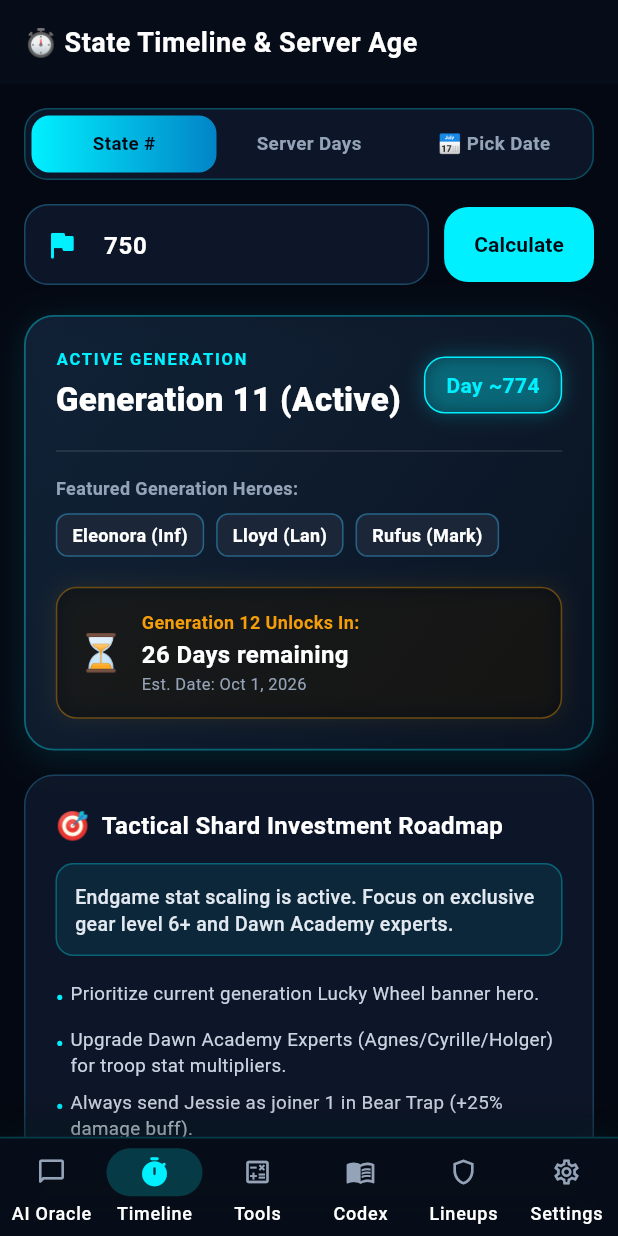
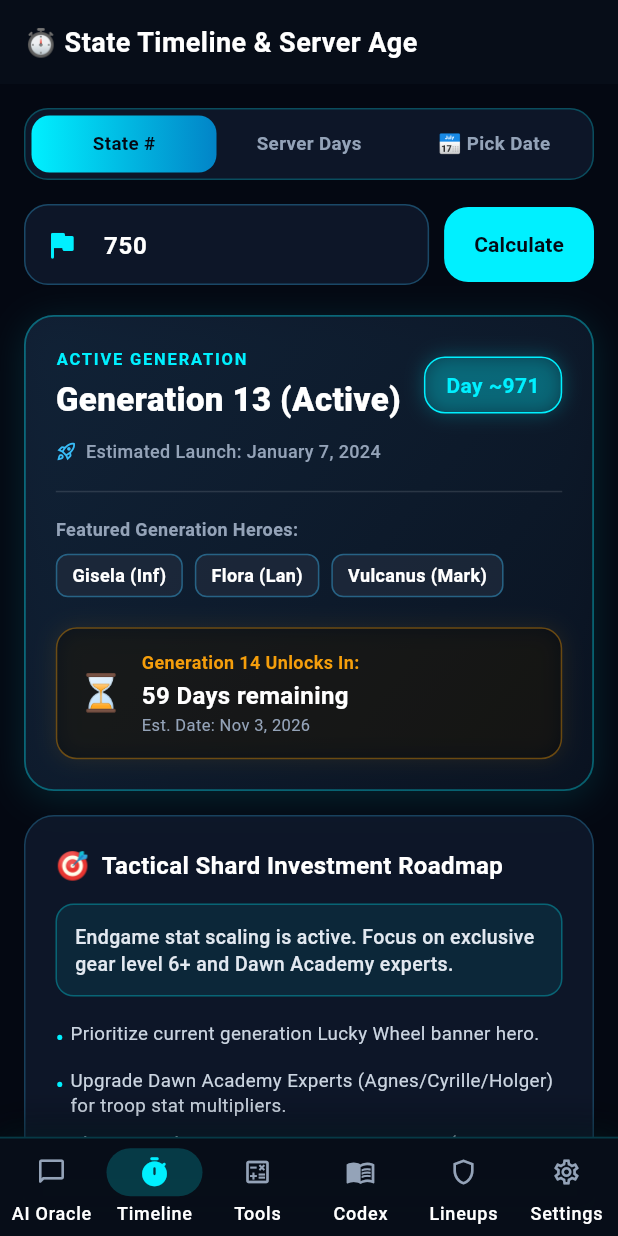
Before and after one commit to Zcross091/frosty-wos-ai, a Flutter app: the screen it shows after launch, item 2 of the bottom bar chosen, on a phone screen of 412 x 824 dp. Run offline on Flutter 3.47's test engine with Material 3 defaults, Android fonts, the light colour scheme and no system bars; our stand-ins replace flutter_markdown, flutter_spinkit, shared_preferences; network calls fail; Roboto replaces fonts that are missing (Outfit).

Commit message:
Calibrate state age and timeline calculation using 41 verified server anchors and accurate Gen 15/16 schedule

```diff
--- a/device/mobile/lib/models/state_calculation.dart
+++ b/device/mobile/lib/models/state_calculation.dart
@@ -21,6 +21,7 @@ class StateMilestone {
 class StateCalculation {
   final int? stateNumber;
   final int ageInDays;
+  final DateTime? estimatedLaunchDate;
   final int currentGeneration;
   final String currentGenLabel;
   final List<String> activeHeroes;
@@ -34,6 +35,7 @@ class StateCalculation {
   const StateCalculation({
     this.stateNumber,
     required this.ageInDays,
+    this.estimatedLaunchDate,
     required this.currentGeneration,
     required this.currentGenLabel,
     required this.activeHeroes,
--- a/device/mobile/lib/screens/state_age_screen.dart
+++ b/device/mobile/lib/screens/state_age_screen.dart
@@ -319,6 +319,23 @@ class _StateAgeScreenState extends State<StateAgeScreen> {
                 ),
               ],
             ),
+            if (calc.estimatedLaunchDate != null) ...[
+              const SizedBox(height: 10),
+              Row(
+                children: [
+                  const Icon(Icons.rocket_launch_outlined, color: Color(0xFF38BDF8), size: 14),
+                  const SizedBox(width: 6),
+                  Text(
+                    'Estimated Launch: ${DateFormat('MMMM d, yyyy').format(calc.estimatedLaunchDate!)}',
+                    style: const TextStyle(
+                      color: Color(0xFF94A3B8),
+                      fontSize: 12,
+                      fontWeight: FontWeight.w500,
+                    ),
+                  ),
+                ],
+              ),
+            ],
             const SizedBox(height: 18),
             const Divider(height: 1, color: Colors.white12),
             const SizedBox(height: 16),
--- a/device/mobile/lib/services/state_age_service.dart
+++ b/device/mobile/lib/services/state_age_service.dart
@@ -5,25 +5,25 @@ class StateAgeService {
   // Estimated base launch reference for Whiteout Survival State 1 (approx Feb 14, 2023)
   static final DateTime state1LaunchDate = DateTime(2023, 2, 14);
 
-  // Generation Day Milestones
+  // Generation Day Milestones (Calibrated to live server progression, State 266 @ Gen 15)
   static final Map<int, int> generationUnlockDays = {
     1: 0,
     2: 40,
     3: 120,
-    4: 180,
-    5: 250,
-    6: 320,
-    7: 400,
-    8: 480,
-    9: 560,
-    10: 640,
-    11: 720,
-    12: 800,
-    13: 880,
-    14: 960,
-    15: 1040,
-    16: 1160,
-    17: 1240,
+    4: 195,
+    5: 270,
+    6: 360,
+    7: 440,
+    8: 520,
+    9: 600,
+    10: 700,
+    11: 800,
+    12: 870,
+    13: 951,
+    14: 1030,
+    15: 1115,
+    16: 1220,
+    17: 1280,
   };
 
   static final Map<int, List<String>> generationHeroes = {
@@ -230,25 +230,18 @@ class StateAgeService {
       'description': 'Refined Crystal economy expansion; structure and unit mastery for FC 9 and FC 10.'
     },
     {
-      'day': 550,
+      'day': 600,
       'title': 'Generation 9 Heroes (Magnus / Fred / Xura)',
       'category': 'Hero',
       'icon': '⚔️',
       'description': 'Magnus on Lucky Wheel, Fred lancer flanking DPS, Xura marksman.'
     },
     {
-      'day': 620,
+      'day': 700,
       'title': 'Generation 10 Heroes (Blanchette / Gregory / Freya)',
       'category': 'Hero',
       'icon': '🏹',
       'description': 'Blanchette on Lucky Wheel (premier PvE carry), Gregory troop HP buffer.'
-    },
-    {
-      'day': 690,
-      'title': 'Generation 11 Heroes (Eleonora / Lloyd / Rufus)',
-      'category': 'Hero',
-      'icon': '🛡️',
-      'description': 'Eleonora on Lucky Wheel, Rufus heavy armor shredder.'
     },
     {
       'day': 750,
@@ -258,42 +251,49 @@ class StateAgeService {
       'description': 'Supreme Tier 12 troops and Apex Fire Crystal mastery.'
     },
     {
-      'day': 760,
+      'day': 800,
+      'title': 'Generation 11 Heroes (Eleonora / Lloyd / Rufus)',
+      'category': 'Hero',
+      'icon': '🛡️',
+      'description': 'Eleonora on Lucky Wheel, Rufus heavy armor shredder.'
+    },
+    {
+      'day': 870,
       'title': 'Generation 12 Heroes (Ligeia / Hervor / Karol)',
       'category': 'Hero',
       'icon': '🎯',
       'description': 'Ligeia on Lucky Wheel (Bear Trap top carry), Hervor rally anchor.'
     },
     {
-      'day': 830,
+      'day': 951,
       'title': 'Generation 13 Heroes (Gisela / Flora / Vulcanus)',
       'category': 'Hero',
       'icon': '🛡️',
       'description': 'Gisela on Lucky Wheel, Vulcanus explosive burst.'
     },
     {
-      'day': 900,
+      'day': 1030,
       'title': 'Generation 14 Heroes (Cara / Elif / Dominic)',
       'category': 'Hero',
       'icon': '🏹',
       'description': 'Cara on Lucky Wheel, Elif defense wall.'
     },
     {
-      'day': 960,
+      'day': 1115,
       'title': 'Generation 15 Heroes (Hank / Estrella / Viveca)',
       'category': 'Hero',
       'icon': '👑',
       'description': 'Hank on Lucky Wheel tank, Viveca marksman.'
     },
     {
-      'day': 1160,
+      'day': 1220,
       'title': 'Generation 16 Heroes (Seigel / Ursar / Aisling)',
       'category': 'Hero',
       'icon': '🛡️',
       'description': 'Seigel (Kinetic Reflect), Aisling (High Velocity Sniper), Ursar (HoH Lancer).'
     },
     {
-      'day': 1240,
+      'day': 1280,
       'title': 'Generation 17 Heroes (Aiden / Bertha / Eleanor)',
       'category': 'Hero',
       'icon': '⚡',
@@ -301,48 +301,100 @@ class StateAgeService {
     },
   ];
 
-  /// Estimates the historical opening date of a State based on server rollout pace
+  // Calibrated Whiteout Survival Historical Launch Anchor Points (State Number, Launch Date UTC)
+  static final List<MapEntry<int, DateTime>> stateLaunchAnchors = [
+    MapEntry(1, DateTime.utc(2023, 2, 14, 0, 0, 0)),
+    MapEntry(60, DateTime.utc(2023, 3, 19, 13, 15, 2)),
+    MapEntry(80, DateTime.utc(2023, 4, 2, 8, 30, 1)),
+    MapEntry(91, DateTime.utc(2023, 4, 11, 0, 30, 1)),
+    MapEntry(120, DateTime.utc(2023, 5, 5, 4, 30, 2)),
+    MapEntry(140, DateTime.utc(2023, 5, 22, 1, 0, 1)),
+    MapEntry(195, DateTime.utc(2023, 6, 25, 15, 45, 1)),
+    MapEntry(210, DateTime.utc(2023, 7, 2, 5, 45, 2)),
+    MapEntry(225, DateTime.utc(2023, 7, 7, 15, 0, 2)),
+    MapEntry(240, DateTime.utc(2023, 7, 13, 1, 5, 2)),
+    MapEntry(266, DateTime.utc(2023, 7, 21, 10, 35, 3)),
+    MapEntry(300, DateTime.utc(2023, 8, 2, 13, 35, 3)),
+    MapEntry(350, DateTime.utc(2023, 8, 20, 7, 35, 3)),
+    MapEntry(380, DateTime.utc(2023, 8, 28, 10, 25, 3)),
+    MapEntry(390, DateTime.utc(2023, 8, 31, 15, 0, 2)),
+    MapEntry(480, DateTime.utc(2023, 10, 10, 15, 15, 3)),
+    MapEntry(500, DateTime.utc(2023, 10, 19, 14, 35, 3)),
+    MapEntry(542, DateTime.utc(2023, 11, 3, 10, 25, 2)),
+    MapEntry(600, DateTime.utc(2023, 11, 22, 17, 45, 2)),
+    MapEntry(700, DateTime.utc(2023, 12, 25, 14, 15, 1)),
+    MapEntry(800, DateTime.utc(2024, 1, 21, 3, 15, 1)),
+    MapEntry(900, DateTime.utc(2024, 2, 21, 11, 55, 2)),
+    MapEntry(1000, DateTime.utc(2024, 3, 25, 5, 5, 2)),
+    MapEntry(1200, DateTime.utc(2024, 5, 17, 16, 0, 2)),
+    MapEntry(1400, DateTime.utc(2024, 7, 2, 5, 40, 3)),
+    MapEntry(1600, DateTime.utc(2024, 8, 15, 18, 45, 4)),
+    MapEntry(1800, DateTime.utc(2024, 9, 25, 19, 15, 2)),
+    MapEntry(2000, DateTime.utc(2024, 11, 1, 16, 15, 2)),
+    MapEntry(2200, DateTime.utc(2024, 12, 12, 17, 15, 2)),
+    MapEntry(2500, DateTime.utc(2025, 2, 2, 9, 30, 2)),
+    MapEntry(2800, DateTime.utc(2025, 4, 19, 2, 15, 3)),
+    MapEntry(3000, DateTime.utc(2025, 6, 10, 12, 0, 2)),
+    MapEntry(3200, DateTime.utc(2025, 7, 26, 7, 15, 2)),
+    MapEntry(3500, DateTime.utc(2025, 9, 26, 17, 0, 2)),
+    MapEntry(3800, DateTime.utc(2025, 12, 8, 13, 45, 2)),
+    MapEntry(4000, DateTime.utc(2026, 1, 18, 0, 2, 2)),
+    MapEntry(4100, DateTime.utc(2026, 2, 10, 20, 45, 3)),
+    MapEntry(4200, DateTime.utc(2026, 3, 12, 13, 0, 5)),
+    MapEntry(4300, DateTime.utc(2026, 4, 17, 13, 45, 17)),
+    MapEntry(4400, DateTime.utc(2026, 5, 23, 15, 0, 11)),
+    MapEntry(4500, DateTime.utc(2026, 6, 27, 10, 58, 8)),
+    MapEntry(4600, DateTime.utc(2026, 8, 7, 20, 15, 9)),
+    MapEntry(4670, DateTime.utc(2026, 9, 4, 10, 45, 9)),
+  ];
+
+  /// Estimates the historical opening date of a State using calibrated piecewise interpolation
   static DateTime estimateStateLaunchDate(int stateNumber) {
-    double offsetDays = 0;
-    if (stateNumber <= 1) {
-      offsetDays = 0;
-    } else if (stateNumber <= 100) {
-      offsetDays = stateNumber * 1.0;
-    } else if (stateNumber <= 500) {
-      offsetDays = 100 + (stateNumber - 100) * 0.625;
-    } else if (stateNumber <= 1000) {
-      offsetDays = 350 + (stateNumber - 500) * 0.70;
-    } else if (stateNumber <= 1500) {
-      offsetDays = 700 + (stateNumber - 1000) * 0.50;
-    } else if (stateNumber <= 2000) {
-      offsetDays = 950 + (stateNumber - 1500) * 0.40;
-    } else {
-      offsetDays = 1150 + (stateNumber - 2000) * 0.35;
+    if (stateNumber <= stateLaunchAnchors.first.key) {
+      return stateLaunchAnchors.first.value;
     }
 
-    return state1LaunchDate.add(Duration(days: offsetDays.round()));
+    for (int i = 0; i < stateLaunchAnchors.length - 1; i++) {
+      final s1 = stateLaunchAnchors[i].key;
+      final d1 = stateLaunchAnchors[i].value;
+      final s2 = stateLaunchAnchors[i + 1].key;
+      final d2 = stateLaunchAnchors[i + 1].value;
+
+      if (stateNumber >= s1 && stateNumber <= s2) {
+        final ratio = (stateNumber - s1) / (s2 - s1);
+        final deltaMs = d2.difference(d1).inMilliseconds;
+        return d1.add(Duration(milliseconds: (ratio * deltaMs).round()));
+      }
+    }
+
+    // Extrapolate beyond latest anchor using modern cadence (~0.40 days / ~9.6 hours per state)
+    final last = stateLaunchAnchors.last;
+    final prev = stateLaunchAnchors[stateLaunchAnchors.length - 2];
+    final msPerState = last.value.difference(prev.value).inMilliseconds / (last.key - prev.key);
+    return last.value.add(Duration(milliseconds: ((stateNumber - last.key) * msPerState).round()));
   }
 
-  /// Calculates State Age and Generation from a State Number (1 - 2500+)
+  /// Calculates State Age and Generation from a State Number (1 - 5000+)
   static StateCalculation calculateFromStateNumber(int stateNumber) {
     final launchDate = estimateStateLaunchDate(stateNumber);
-    final ageInDays = DateTime.now().difference(launchDate).inDays.clamp(1, 3000);
-    return _buildCalculation(ageInDays: ageInDays, stateNumber: stateNumber);
+    final ageInDays = DateTime.now().difference(launchDate).inDays.clamp(0, 3000);
+    return _buildCalculation(ageInDays: ageInDays, stateNumber: stateNumber, launchDate: launchDate);
   }
 
   /// Calculates State Age and Generation from an exact server start date
   static StateCalculation calculateFromDate(DateTime startDate) {
     int ageInDays = DateTime.now().difference(startDate).inDays;
     if (ageInDays < 0) ageInDays = 0;
-    return _buildCalculation(ageInDays: ageInDays);
+    return _buildCalculation(ageInDays: ageInDays, launchDate: startDate);
   }
 
   /// Calculates State Age from direct day count input
   static StateCalculation calculateFromDays(int days) {
-    return _buildCalculation(ageInDays: days.clamp(0, 3000));
+    final launchDate = DateTime.now().subtract(Duration(days: days));
+    return _buildCalculation(ageInDays: days.clamp(0, 3000), launchDate: launchDate);
   }
 
-  static StateCalculation _buildCalculation({required int ageInDays, int? stateNumber}) {
+  static StateCalculation _buildCalculation({required int ageInDays, int? stateNumber, DateTime? launchDate}) {
     int maxGen = 17;
     final availableGens = KnowledgeService.getAvailableGenerations();
     if (availableGens.isNotEmpty && availableGens.first > maxGen) {
@@ -353,7 +405,7 @@ class StateAgeService {
       if (generationUnlockDays.containsKey(gen)) {
         return generationUnlockDays[gen]!;
       }
-      return 1240 + (gen - 17) * 80;
+      return 1280 + (gen - 17) * 80;
     }
 
     int currentGen = 1;
@@ -449,7 +501,7 @@ class StateAgeService {
         'Seigel (Infantry): Reflects 25% damage and heals via Blacklight Halberd.',
         'Aisling (Marksman): Highest siege lethal multiplier in game history.',
         'Ursar (Lancer): Hall of Heroes Marks of Valor exclusive support.',
-        'Prepare shards and Lucky Wheel spins for Gen 17 Aiden (Day 1240+).'
+        'Prepare shards and Lucky Wheel spins for Gen 17 Aiden (Day 1280+).'
       ];
     } else if (currentGen == 17) {
       tacticalAdvice = 'GENERATION 17 ACTIVE (Apex 2,450% Multipliers). Aiden (Kinetic Aegis) & Eleanor (Armor Shred) dominate the meta.';
@@ -473,6 +525,7 @@ class StateAgeService {
     return StateCalculation(
       stateNumber: stateNumber,
       ageInDays: ageInDays,
+      estimatedLaunchDate: launchDate,
       currentGeneration: currentGen,
       currentGenLabel: 'Generation $currentGen (${currentGen >= 16 ? 'Endgame Legendary' : 'Active'})',
       activeHeroes: activeHeroes,
```
Also changed, not shown: state_timeline.json (+25 -25 lines), 2 other files.
